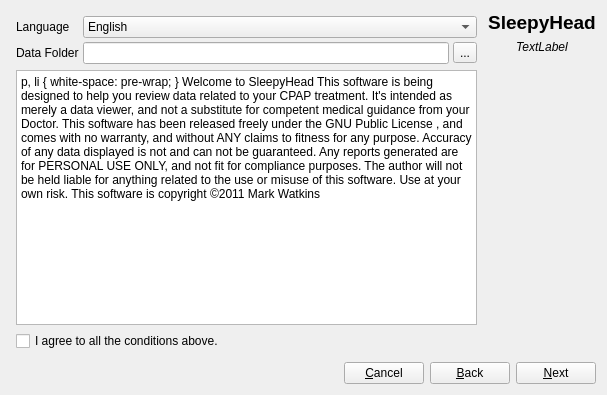
First picture: the form in newprofile.ui, repository sbonaime/sleepyhead-code., before the edit.
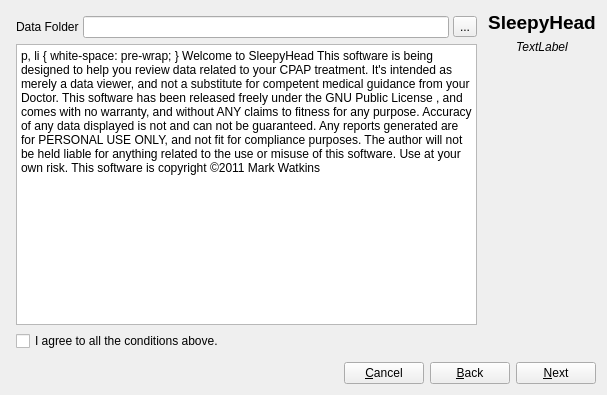
Second picture: the form after the edit. Icons and pictures are not drawn.

Commit message: Added Language Selection Dialog, Translation Loader and Help Change Language menu option

Patch:
```diff
--- a/newprofile.ui
+++ b/newprofile.ui
@@ -40,55 +40,30 @@
              <property name="spacing">
               <number>4</number>
              </property>
+             <item row="0" column="2">
+              <widget class="QToolButton" name="dataFolderButton">
+               <property name="toolTip">
+                <string>Click here to choose where to store SleepyHead data.</string>
+               </property>
+               <property name="text">
+                <string>...</string>
+               </property>
+              </widget>
+             </item>
              <item row="0" column="0">
-              <widget class="QLabel" name="label_28">
-               <property name="sizePolicy">
-                <sizepolicy hsizetype="Fixed" vsizetype="Preferred">
-                 <horstretch>0</horstretch>
-                 <verstretch>0</verstretch>
-                </sizepolicy>
-               </property>
-               <property name="text">
-                <string>Language</string>
-               </property>
-               <property name="alignment">
-                <set>Qt::AlignLeading|Qt::AlignLeft|Qt::AlignVCenter</set>
-               </property>
-              </widget>
-             </item>
-             <item row="0" column="1" colspan="2">
-              <widget class="QComboBox" name="languageCombo">
-               <item>
-                <property name="text">
-                 <string>English</string>
-                </property>
-               </item>
-              </widget>
-             </item>
-             <item row="1" column="0">
               <widget class="QLabel" name="label_3">
                <property name="text">
                 <string>Data Folder</string>
                </property>
               </widget>
              </item>
-             <item row="1" column="1">
+             <item row="0" column="1">
               <widget class="QLineEdit" name="dataFolderPath">
                <property name="toolTip">
                 <string>Shows the directory where SleepyHead data will be stored. </string>
                </property>
               </widget>
              </item>
-             <item row="1" column="2">
-              <widget class="QToolButton" name="dataFolderButton">
-               <property name="toolTip">
-                <string>Click here to choose where to store SleepyHead data.</string>
-               </property>
-               <property name="text">
-                <string>...</string>
-               </property>
-              </widget>
-             </item>
             </layout>
            </item>
            <item>
@@ -97,24 +72,24 @@
               <string>&lt;!DOCTYPE HTML PUBLIC &quot;-//W3C//DTD HTML 4.0//EN&quot; &quot;http://www.w3.org/TR/REC-html40/strict.dtd&quot;&gt;
 &lt;html&gt;&lt;head&gt;&lt;meta name=&quot;qrichtext&quot; content=&quot;1&quot; /&gt;&lt;style type=&quot;text/css&quot;&gt;
 p, li { white-space: pre-wrap; }
-&lt;/style&gt;&lt;/head&gt;&lt;body style=&quot; font-family:'Sans'; font-size:10pt; font-weight:400; font-style:normal;&quot;&gt;
-&lt;p style=&quot; margin-top:0px; margin-bottom:0px; margin-left:0px; margin-right:0px; -qt-block-indent:0; text-indent:0px;&quot;&gt;&lt;span style=&quot; font-weight:600; font-style:italic;&quot;&gt;Welcome to SleepyHead&lt;/span&gt;&lt;/p&gt;
-&lt;p style=&quot;-qt-paragraph-type:empty; margin-top:0px; margin-bottom:0px; margin-left:0px; margin-right:0px; -qt-block-indent:0; text-indent:0px;&quot;&gt;&lt;/p&gt;
-&lt;p style=&quot; margin-top:0px; margin-bottom:0px; margin-left:0px; margin-right:0px; -qt-block-indent:0; text-indent:0px;&quot;&gt;This software is being designed to help you review data related to your CPAP treatment.&lt;/p&gt;
-&lt;p style=&quot;-qt-paragraph-type:empty; margin-top:0px; margin-bottom:0px; margin-left:0px; margin-right:0px; -qt-block-indent:0; text-indent:0px;&quot;&gt;&lt;/p&gt;
-&lt;p style=&quot; margin-top:0px; margin-bottom:0px; margin-left:0px; margin-right:0px; -qt-block-indent:0; text-indent:0px;&quot;&gt;It's intended as merely a data viewer, and not a substitute for competent medical guidance from your Doctor.  &lt;/p&gt;
-&lt;p style=&quot;-qt-paragraph-type:empty; margin-top:0px; margin-bottom:0px; margin-left:0px; margin-right:0px; -qt-block-indent:0; text-indent:0px;&quot;&gt;&lt;/p&gt;
-&lt;p style=&quot; margin-top:0px; margin-bottom:0px; margin-left:0px; margin-right:0px; -qt-block-indent:0; text-indent:0px;&quot;&gt;This software has been released freely under the &lt;a href=&quot;qrc:/LICENSE.txt&quot;&gt;&lt;span style=&quot; text-decoration: underline; color:#0000ff;&quot;&gt;GNU Public License&lt;/span&gt;&lt;/a&gt;, and comes with no warranty, and without ANY claims to fitness for any purpose.&lt;/p&gt;
-&lt;p style=&quot;-qt-paragraph-type:empty; margin-top:0px; margin-bottom:0px; margin-left:0px; margin-right:0px; -qt-block-indent:0; text-indent:0px;&quot;&gt;&lt;/p&gt;
-&lt;p style=&quot; margin-top:0px; margin-bottom:0px; margin-left:0px; margin-right:0px; -qt-block-indent:0; text-indent:0px;&quot;&gt;Accuracy of any data displayed is not and can not be guaranteed. &lt;/p&gt;
-&lt;p style=&quot; margin-top:0px; margin-bottom:0px; margin-left:0px; margin-right:0px; -qt-block-indent:0; text-indent:0px;&quot;&gt;&lt;br /&gt;Any reports generated are for PERSONAL USE ONLY, and not fit for compliance purposes.&lt;/p&gt;
-&lt;p style=&quot;-qt-paragraph-type:empty; margin-top:0px; margin-bottom:0px; margin-left:0px; margin-right:0px; -qt-block-indent:0; text-indent:0px;&quot;&gt;&lt;/p&gt;
-&lt;p style=&quot; margin-top:0px; margin-bottom:0px; margin-left:0px; margin-right:0px; -qt-block-indent:0; text-indent:0px;&quot;&gt;The author will not be held liable for &lt;span style=&quot; text-decoration: underline;&quot;&gt;anything&lt;/span&gt; related to the use or misuse of this software. &lt;/p&gt;
-&lt;p style=&quot;-qt-paragraph-type:empty; margin-top:0px; margin-bottom:0px; margin-left:0px; margin-right:0px; -qt-block-indent:0; text-indent:0px;&quot;&gt;&lt;/p&gt;
-&lt;p style=&quot; margin-top:0px; margin-bottom:0px; margin-left:0px; margin-right:0px; -qt-block-indent:0; text-indent:0px;&quot;&gt;Use at your own risk. &lt;/p&gt;
-&lt;p style=&quot;-qt-paragraph-type:empty; margin-top:0px; margin-bottom:0px; margin-left:0px; margin-right:0px; -qt-block-indent:0; text-indent:0px;&quot;&gt;&lt;/p&gt;
-&lt;p style=&quot; margin-top:0px; margin-bottom:0px; margin-left:0px; margin-right:0px; -qt-block-indent:0; text-indent:0px;&quot;&gt;This software is copyright ©2011 Mark Watkins &lt;/p&gt;
-&lt;p style=&quot;-qt-paragraph-type:empty; margin-top:0px; margin-bottom:0px; margin-left:0px; margin-right:0px; -qt-block-indent:0; text-indent:0px;&quot;&gt;&lt;/p&gt;&lt;/body&gt;&lt;/html&gt;</string>
+&lt;/style&gt;&lt;/head&gt;&lt;body style=&quot; font-family:'MS Shell Dlg 2'; font-size:8.25pt; font-weight:400; font-style:normal;&quot;&gt;
+&lt;p style=&quot; margin-top:0px; margin-bottom:0px; margin-left:0px; margin-right:0px; -qt-block-indent:0; text-indent:0px;&quot;&gt;&lt;span style=&quot; font-family:'Sans'; font-size:10pt; font-weight:600; font-style:italic;&quot;&gt;Welcome to SleepyHead&lt;/span&gt;&lt;/p&gt;
+&lt;p style=&quot;-qt-paragraph-type:empty; margin-top:0px; margin-bottom:0px; margin-left:0px; margin-right:0px; -qt-block-indent:0; text-indent:0px; font-family:'Sans'; font-size:10pt;&quot;&gt;&lt;br /&gt;&lt;/p&gt;
+&lt;p style=&quot; margin-top:0px; margin-bottom:0px; margin-left:0px; margin-right:0px; -qt-block-indent:0; text-indent:0px;&quot;&gt;&lt;span style=&quot; font-family:'Sans'; font-size:10pt;&quot;&gt;This software is being designed to help you review data related to your CPAP treatment.&lt;/span&gt;&lt;/p&gt;
+&lt;p style=&quot;-qt-paragraph-type:empty; margin-top:0px; margin-bottom:0px; margin-left:0px; margin-right:0px; -qt-block-indent:0; text-indent:0px; font-family:'Sans'; font-size:10pt;&quot;&gt;&lt;br /&gt;&lt;/p&gt;
+&lt;p style=&quot; margin-top:0px; margin-bottom:0px; margin-left:0px; margin-right:0px; -qt-block-indent:0; text-indent:0px;&quot;&gt;&lt;span style=&quot; font-family:'Sans'; font-size:10pt;&quot;&gt;It's intended as merely a data viewer, and not a substitute for competent medical guidance from your Doctor.  &lt;/span&gt;&lt;/p&gt;
+&lt;p style=&quot;-qt-paragraph-type:empty; margin-top:0px; margin-bottom:0px; margin-left:0px; margin-right:0px; -qt-block-indent:0; text-indent:0px; font-family:'Sans'; font-size:10pt;&quot;&gt;&lt;br /&gt;&lt;/p&gt;
+&lt;p style=&quot; margin-top:0px; margin-bottom:0px; margin-left:0px; margin-right:0px; -qt-block-indent:0; text-indent:0px;&quot;&gt;&lt;span style=&quot; font-family:'Sans'; font-size:10pt;&quot;&gt;This software has been released freely under the &lt;/span&gt;&lt;a href=&quot;qrc:/LICENSE.txt&quot;&gt;&lt;span style=&quot; font-family:'Sans'; font-size:10pt; text-decoration: underline; color:#0000ff;&quot;&gt;GNU Public License&lt;/span&gt;&lt;/a&gt;&lt;span style=&quot; font-family:'Sans'; font-size:10pt;&quot;&gt;, and comes with no warranty, and without ANY claims to fitness for any purpose.&lt;/span&gt;&lt;/p&gt;
+&lt;p style=&quot;-qt-paragraph-type:empty; margin-top:0px; margin-bottom:0px; margin-left:0px; margin-right:0px; -qt-block-indent:0; text-indent:0px; font-family:'Sans'; font-size:10pt;&quot;&gt;&lt;br /&gt;&lt;/p&gt;
+&lt;p style=&quot; margin-top:0px; margin-bottom:0px; margin-left:0px; margin-right:0px; -qt-block-indent:0; text-indent:0px;&quot;&gt;&lt;span style=&quot; font-family:'Sans'; font-size:10pt;&quot;&gt;Accuracy of any data displayed is not and can not be guaranteed. &lt;/span&gt;&lt;/p&gt;
+&lt;p style=&quot; margin-top:0px; margin-bottom:0px; margin-left:0px; margin-right:0px; -qt-block-indent:0; text-indent:0px;&quot;&gt;&lt;span style=&quot; font-family:'Sans'; font-size:10pt;&quot;&gt;&lt;br /&gt;Any reports generated are for PERSONAL USE ONLY, and not fit for compliance purposes.&lt;/span&gt;&lt;/p&gt;
+&lt;p style=&quot;-qt-paragraph-type:empty; margin-top:0px; margin-bottom:0px; margin-left:0px; margin-right:0px; -qt-block-indent:0; text-indent:0px; font-family:'Sans'; font-size:10pt;&quot;&gt;&lt;br /&gt;&lt;/p&gt;
+&lt;p style=&quot; margin-top:0px; margin-bottom:0px; margin-left:0px; margin-right:0px; -qt-block-indent:0; text-indent:0px;&quot;&gt;&lt;span style=&quot; font-family:'Sans'; font-size:10pt;&quot;&gt;The author will not be held liable for &lt;/span&gt;&lt;span style=&quot; font-family:'Sans'; font-size:10pt; text-decoration: underline;&quot;&gt;anything&lt;/span&gt;&lt;span style=&quot; font-family:'Sans'; font-size:10pt;&quot;&gt; related to the use or misuse of this software. &lt;/span&gt;&lt;/p&gt;
+&lt;p style=&quot;-qt-paragraph-type:empty; margin-top:0px; margin-bottom:0px; margin-left:0px; margin-right:0px; -qt-block-indent:0; text-indent:0px; font-family:'Sans'; font-size:10pt;&quot;&gt;&lt;br /&gt;&lt;/p&gt;
+&lt;p style=&quot; margin-top:0px; margin-bottom:0px; margin-left:0px; margin-right:0px; -qt-block-indent:0; text-indent:0px;&quot;&gt;&lt;span style=&quot; font-family:'Sans'; font-size:10pt;&quot;&gt;Use at your own risk. &lt;/span&gt;&lt;/p&gt;
+&lt;p style=&quot;-qt-paragraph-type:empty; margin-top:0px; margin-bottom:0px; margin-left:0px; margin-right:0px; -qt-block-indent:0; text-indent:0px; font-family:'Sans'; font-size:10pt;&quot;&gt;&lt;br /&gt;&lt;/p&gt;
+&lt;p style=&quot; margin-top:0px; margin-bottom:0px; margin-left:0px; margin-right:0px; -qt-block-indent:0; text-indent:0px;&quot;&gt;&lt;span style=&quot; font-family:'Sans'; font-size:10pt;&quot;&gt;This software is copyright ©2011 Mark Watkins &lt;/span&gt;&lt;/p&gt;
+&lt;p style=&quot;-qt-paragraph-type:empty; margin-top:0px; margin-bottom:0px; margin-left:0px; margin-right:0px; -qt-block-indent:0; text-indent:0px; font-family:'Sans'; font-size:10pt;&quot;&gt;&lt;br /&gt;&lt;/p&gt;&lt;/body&gt;&lt;/html&gt;</string>
              </property>
              <property name="openExternalLinks">
               <bool>true</bool>
```
Left out of the diff: 81 changed lines with no effect on the pictures. The commit also changes 14 other files.
